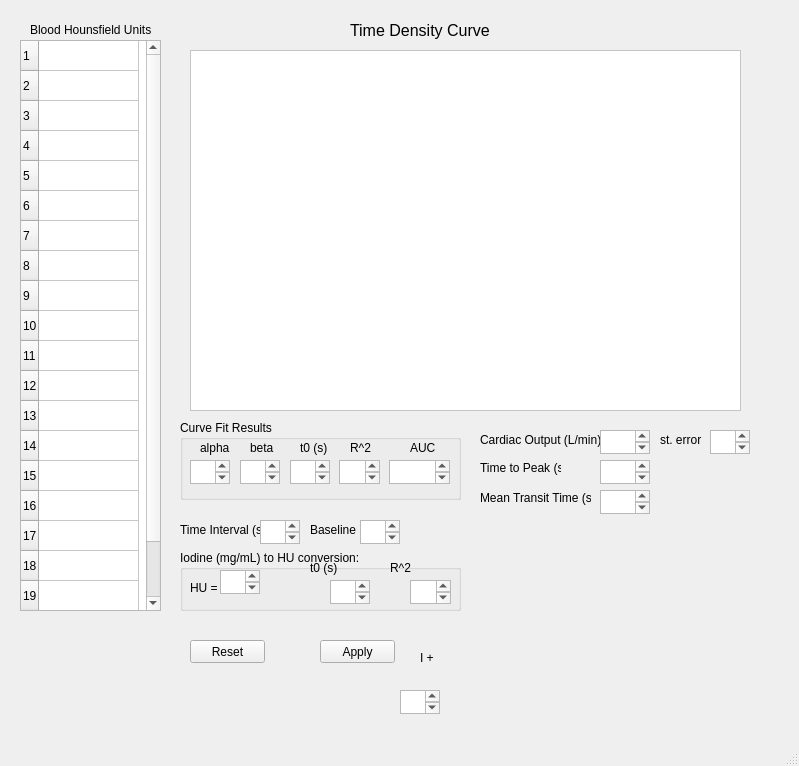
Before: the Qt Designer form Cocalc_mainwindow.ui in ogdenk/COCalculator, drawn with Qt 5.
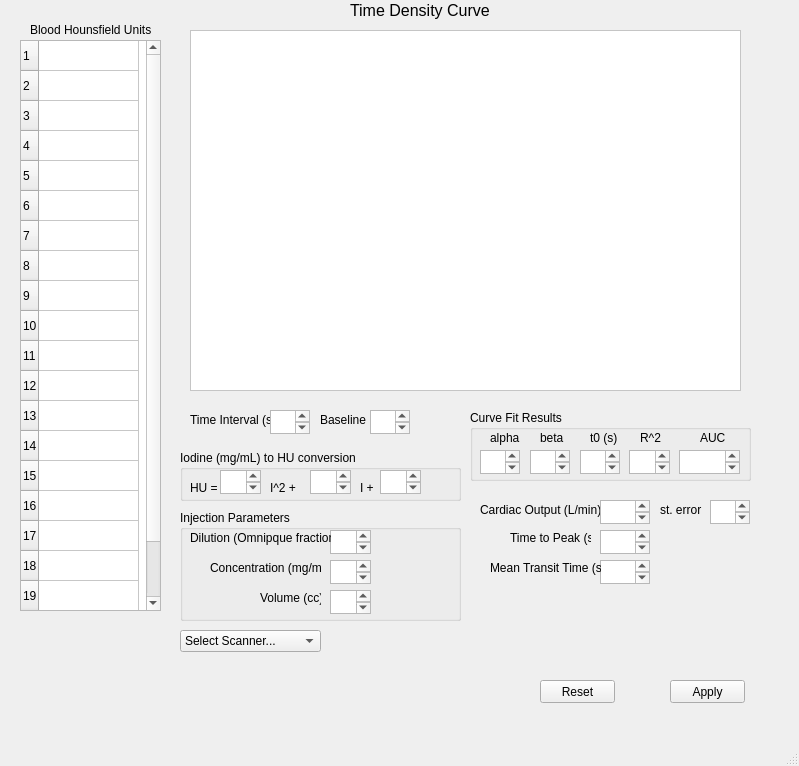
After: the same form once the commit is applied. Custom widgets are drawn as their Qt base class.

The edit to the form file:
```diff
--- a/Cocalc_mainwindow.ui
+++ b/Cocalc_mainwindow.ui
@@ -18,7 +18,7 @@
     <property name="geometry">
      <rect>
       <x>480</x>
-      <y>430</y>
+      <y>500</y>
       <width>121</width>
       <height>20</height>
      </rect>
@@ -31,7 +31,7 @@
     <property name="geometry">
      <rect>
       <x>600</x>
-      <y>460</y>
+      <y>530</y>
       <width>50</width>
       <height>24</height>
      </rect>
@@ -43,8 +43,8 @@
    <widget class="QLabel" name="label_tinterval">
     <property name="geometry">
      <rect>
-      <x>180</x>
-      <y>520</y>
+      <x>190</x>
+      <y>410</y>
       <width>91</width>
       <height>20</height>
      </rect>
@@ -56,8 +56,8 @@
    <widget class="QLabel" name="label_baseline">
     <property name="geometry">
      <rect>
-      <x>310</x>
-      <y>520</y>
+      <x>320</x>
+      <y>410</y>
       <width>46</width>
       <height>20</height>
      </rect>
@@ -70,7 +70,7 @@
     <property name="geometry">
      <rect>
       <x>660</x>
-      <y>430</y>
+      <y>500</y>
       <width>51</width>
       <height>20</height>
      </rect>
@@ -97,23 +97,13 @@
      <string>Blood Hounsfield Units</string>
     </property>
    </widget>
-   <widget class="MatplotlibWidget" name="plotwidget">
-    <property name="geometry">
-     <rect>
-      <x>480</x>
-      <y>520</y>
-      <width>321</width>
-      <height>191</height>
-     </rect>
-    </property>
-   </widget>
    <widget class="QGroupBox" name="CurveFitResults">
     <property name="geometry">
      <rect>
-      <x>180</x>
-      <y>420</y>
+      <x>470</x>
+      <y>410</y>
       <width>281</width>
-      <height>80</height>
+      <height>71</height>
      </rect>
     </property>
     <property name="title">
@@ -254,7 +244,7 @@
     <property name="geometry">
      <rect>
       <x>600</x>
-      <y>490</y>
+      <y>560</y>
       <width>50</width>
       <height>24</height>
      </rect>
@@ -267,7 +257,7 @@
     <property name="geometry">
      <rect>
       <x>710</x>
-      <y>430</y>
+      <y>500</y>
       <width>40</width>
       <height>24</height>
      </rect>
@@ -279,8 +269,8 @@
    <widget class="QPlainTextEdit" name="baselineInput">
     <property name="geometry">
      <rect>
-      <x>360</x>
-      <y>520</y>
+      <x>370</x>
+      <y>410</y>
       <width>40</width>
       <height>24</height>
      </rect>
@@ -347,8 +337,8 @@
    <widget class="QLabel" name="label_peaktime">
     <property name="geometry">
      <rect>
-      <x>480</x>
-      <y>460</y>
+      <x>510</x>
+      <y>530</y>
       <width>81</width>
       <height>16</height>
      </rect>
@@ -361,7 +351,7 @@
     <property name="geometry">
      <rect>
       <x>350</x>
-      <y>20</y>
+      <y>0</y>
       <width>191</width>
       <height>20</height>
      </rect>
@@ -379,7 +369,7 @@
     <property name="geometry">
      <rect>
       <x>600</x>
-      <y>430</y>
+      <y>500</y>
       <width>50</width>
       <height>24</height>
      </rect>
@@ -394,8 +384,8 @@
    <widget class="QLabel" name="label_MTT">
     <property name="geometry">
      <rect>
-      <x>480</x>
-      <y>490</y>
+      <x>490</x>
+      <y>560</y>
       <width>111</width>
       <height>16</height>
      </rect>
@@ -407,8 +397,8 @@
    <widget class="QPlainTextEdit" name="timeInterval">
     <property name="geometry">
      <rect>
-      <x>260</x>
-      <y>520</y>
+      <x>270</x>
+      <y>410</y>
       <width>40</width>
       <height>24</height>
      </rect>
@@ -420,8 +410,8 @@
    <widget class="QPushButton" name="reset">
     <property name="geometry">
      <rect>
-      <x>190</x>
-      <y>640</y>
+      <x>540</x>
+      <y>680</y>
       <width>75</width>
       <height>23</height>
      </rect>
@@ -433,8 +423,8 @@
    <widget class="QPushButton" name="apply">
     <property name="geometry">
      <rect>
-      <x>320</x>
-      <y>640</y>
+      <x>670</x>
+      <y>680</y>
       <width>75</width>
       <height>23</height>
      </rect>
@@ -447,7 +437,7 @@
     <property name="geometry">
      <rect>
       <x>190</x>
-      <y>50</y>
+      <y>30</y>
       <width>551</width>
       <height>361</height>
      </rect>
@@ -599,62 +589,23 @@
      </brush>
     </property>
    </widget>
-   <widget class="QPlainTextEdit" name="HUconversion_c">
-    <property name="geometry">
-     <rect>
-      <x>400</x>
-      <y>690</y>
-      <width>40</width>
-      <height>24</height>
-     </rect>
-    </property>
-    <property name="mouseTracking">
-     <bool>false</bool>
-    </property>
-   </widget>
-   <widget class="QLabel" name="label_I">
-    <property name="geometry">
-     <rect>
-      <x>420</x>
-      <y>650</y>
-      <width>31</width>
-      <height>16</height>
-     </rect>
-    </property>
-    <property name="text">
-     <string>I +</string>
-    </property>
-   </widget>
    <widget class="QGroupBox" name="IodinetoHUconversion">
     <property name="geometry">
      <rect>
       <x>180</x>
-      <y>550</y>
+      <y>450</y>
       <width>281</width>
-      <height>61</height>
+      <height>51</height>
      </rect>
     </property>
     <property name="title">
-     <string>Iodine (mg/mL) to HU conversion:</string>
+     <string>Iodine (mg/mL) to HU conversion</string>
     </property>
-    <widget class="QLabel" name="label_rsquared_2">
+    <widget class="QPlainTextEdit" name="c">
      <property name="geometry">
       <rect>
-       <x>210</x>
-       <y>10</y>
-       <width>31</width>
-       <height>16</height>
-      </rect>
-     </property>
-     <property name="text">
-      <string>R^2</string>
-     </property>
-    </widget>
-    <widget class="QPlainTextEdit" name="rsquared_2">
-     <property name="geometry">
-      <rect>
-       <x>230</x>
-       <y>30</y>
+       <x>200</x>
+       <y>20</y>
        <width>41</width>
        <height>24</height>
       </rect>
@@ -668,7 +619,7 @@
       <rect>
        <x>40</x>
        <y>20</y>
-       <width>40</width>
+       <width>41</width>
        <height>24</height>
       </rect>
      </property>
@@ -689,25 +640,64 @@
       <string>HU = </string>
      </property>
     </widget>
-    <widget class="QLabel" name="label_toffset_2">
+    <widget class="QLabel" name="label_I2plus">
+     <property name="geometry">
+      <rect>
+       <x>90</x>
+       <y>30</y>
+       <width>41</width>
+       <height>16</height>
+      </rect>
+     </property>
+     <property name="text">
+      <string>I^2 +</string>
+     </property>
+    </widget>
+    <widget class="QPlainTextEdit" name="b">
      <property name="geometry">
       <rect>
        <x>130</x>
-       <y>10</y>
-       <width>31</width>
-       <height>16</height>
+       <y>20</y>
+       <width>41</width>
+       <height>24</height>
       </rect>
      </property>
-     <property name="text">
-      <string>t0 (s)</string>
+     <property name="mouseTracking">
+      <bool>false</bool>
      </property>
     </widget>
-    <widget class="QPlainTextEdit" name="t0_2">
+    <widget class="QLabel" name="label_I">
      <property name="geometry">
       <rect>
-       <x>150</x>
+       <x>180</x>
        <y>30</y>
-       <width>40</width>
+       <width>31</width>
+       <height>16</height>
+      </rect>
+     </property>
+     <property name="text">
+      <string>I +</string>
+     </property>
+    </widget>
+   </widget>
+   <widget class="QGroupBox" name="InjectionParameters">
+    <property name="geometry">
+     <rect>
+      <x>180</x>
+      <y>510</y>
+      <width>281</width>
+      <height>111</height>
+     </rect>
+    </property>
+    <property name="title">
+     <string>Injection Parameters</string>
+    </property>
+    <widget class="QPlainTextEdit" name="volume">
+     <property name="geometry">
+      <rect>
+       <x>150</x>
+       <y>80</y>
+       <width>41</width>
        <height>24</height>
       </rect>
      </property>
@@ -715,7 +705,125 @@
       <bool>false</bool>
      </property>
     </widget>
+    <widget class="QPlainTextEdit" name="dilution">
+     <property name="geometry">
+      <rect>
+       <x>150</x>
+       <y>20</y>
+       <width>41</width>
+       <height>24</height>
+      </rect>
+     </property>
+     <property name="mouseTracking">
+      <bool>false</bool>
+     </property>
+    </widget>
+    <widget class="QLabel" name="label_dilution">
+     <property name="geometry">
+      <rect>
+       <x>10</x>
+       <y>20</y>
+       <width>141</width>
+       <height>16</height>
+      </rect>
+     </property>
+     <property name="text">
+      <string>Dilution (Omnipque fraction)</string>
+     </property>
+    </widget>
+    <widget class="QLabel" name="label_concentration">
+     <property name="geometry">
+      <rect>
+       <x>30</x>
+       <y>50</y>
+       <width>111</width>
+       <height>16</height>
+      </rect>
+     </property>
+     <property name="text">
+      <string>Concentration (mg/mL)</string>
+     </property>
+    </widget>
+    <widget class="QPlainTextEdit" name="concentration">
+     <property name="geometry">
+      <rect>
+       <x>150</x>
+       <y>50</y>
+       <width>41</width>
+       <height>24</height>
+      </rect>
+     </property>
+     <property name="mouseTracking">
+      <bool>false</bool>
+     </property>
+    </widget>
+    <widget class="QLabel" name="label_volume">
+     <property name="geometry">
+      <rect>
+       <x>80</x>
+       <y>80</y>
+       <width>61</width>
+       <height>16</height>
+      </rect>
+     </property>
+     <property name="text">
+      <string>Volume (cc)</string>
+     </property>
+    </widget>
    </widget>
+   <widget class="QComboBox" name="comboBox">
+    <property name="geometry">
+     <rect>
+      <x>180</x>
+      <y>630</y>
+      <width>141</width>
+      <height>22</height>
+     </rect>
+    </property>
+    <property name="focusPolicy">
+     <enum>Qt::WheelFocus</enum>
+    </property>
+    <property name="contextMenuPolicy">
+     <enum>Qt::ActionsContextMenu</enum>
+    </property>
+    <property name="acceptDrops">
+     <bool>false</bool>
+    </property>
+    <property name="editable">
+     <bool>false</bool>
+    </property>
+    <property name="currentIndex">
+     <number>0</number>
+    </property>
+    <property name="modelColumn">
+     <number>0</number>
+    </property>
+    <item>
+     <property name="text">
+      <string>Select Scanner...</string>
+     </property>
+    </item>
+    <item>
+     <property name="text">
+      <string>Toshiba @ 100 keV</string>
+     </property>
+    </item>
+    <item>
+     <property name="text">
+      <string>Toshiba @ 120 keV</string>
+     </property>
+    </item>
+    <item>
+     <property name="text">
+      <string>GE VCT @ 120 keV</string>
+     </property>
+    </item>
+    <item>
+     <property name="text">
+      <string>GE VCT @ 100 keV</string>
+     </property>
+    </item>
+   </widget>
   </widget>
   <widget class="QMenuBar" name="menubar">
    <property name="geometry">
@@ -730,11 +838,6 @@
   <widget class="QStatusBar" name="statusbar"/>
  </widget>
  <customwidgets>
-  <customwidget>
-   <class>MatplotlibWidget</class>
-   <extends>QWidget</extends>
-   <header>matplotlibwidget</header>
-  </customwidget>
   <customwidget>
    <class>PlotWidget</class>
    <extends>QGraphicsView</extends>
```
Left out of the diff: 14 changed lines with no effect on the pictures.
